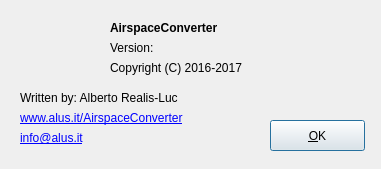
Qt form AirspaceConverterQt/aboutdialog.ui (alus-it/AirspaceConverter) before a commit.
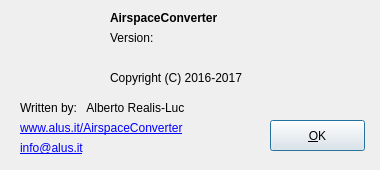
The same form after that commit. Icons and pictures are not drawn.

Commit message: Compile date and time in the Qt about dialog

Diff of the .ui file:
```diff
--- a/AirspaceConverterQt/aboutdialog.ui
+++ b/AirspaceConverterQt/aboutdialog.ui
@@ -6,8 +6,8 @@
    <rect>
     <x>0</x>
     <y>0</y>
-    <width>381</width>
-    <height>169</height>
+    <width>380</width>
+    <height>170</height>
    </rect>
   </property>
   <property name="sizePolicy">
@@ -18,14 +18,14 @@
   </property>
   <property name="minimumSize">
    <size>
-    <width>381</width>
-    <height>169</height>
+    <width>380</width>
+    <height>170</height>
    </size>
   </property>
   <property name="maximumSize">
    <size>
-    <width>381</width>
-    <height>169</height>
+    <width>380</width>
+    <height>170</height>
    </size>
   </property>
   <property name="contextMenuPolicy">
@@ -58,7 +58,7 @@
    <property name="geometry">
     <rect>
      <x>110</x>
-     <y>20</y>
+     <y>10</y>
      <width>161</width>
      <height>16</height>
     </rect>
@@ -77,7 +77,7 @@
    <property name="geometry">
     <rect>
      <x>110</x>
-     <y>40</y>
+     <y>30</y>
      <width>61</width>
      <height>16</height>
     </rect>
@@ -90,7 +90,7 @@
    <property name="geometry">
     <rect>
      <x>110</x>
-     <y>60</y>
+     <y>70</y>
      <width>221</width>
      <height>16</height>
     </rect>
@@ -103,8 +103,8 @@
    <property name="geometry">
     <rect>
      <x>20</x>
-     <y>90</y>
-     <width>211</width>
+     <y>100</y>
+     <width>291</width>
      <height>16</height>
     </rect>
    </property>
@@ -112,15 +112,15 @@
     <string>&lt;html&gt;&lt;head/&gt;&lt;body&gt;&lt;p&gt;AirspaceConverter author&lt;/p&gt;&lt;/body&gt;&lt;/html&gt;</string>
    </property>
    <property name="text">
-    <string>Written by: Alberto Realis-Luc</string>
+    <string>Written by:   Alberto Realis-Luc</string>
    </property>
   </widget>
   <widget class="QLabel" name="versionLabel">
    <property name="geometry">
     <rect>
-     <x>190</x>
-     <y>40</y>
-     <width>111</width>
+     <x>180</x>
+     <y>30</y>
+     <width>181</width>
      <height>16</height>
     </rect>
    </property>
@@ -138,7 +138,7 @@
    <property name="geometry">
     <rect>
      <x>20</x>
-     <y>110</y>
+     <y>120</y>
      <width>241</width>
      <height>16</height>
     </rect>
@@ -163,7 +163,7 @@
    <property name="geometry">
     <rect>
      <x>20</x>
-     <y>130</y>
+     <y>140</y>
      <width>241</width>
      <height>16</height>
     </rect>
@@ -206,6 +206,25 @@
     <bool>true</bool>
    </property>
   </widget>
+  <widget class="QLabel" name="compileDateLabel">
+   <property name="geometry">
+    <rect>
+     <x>110</x>
+     <y>50</y>
+     <width>261</width>
+     <height>16</height>
+    </rect>
+   </property>
+   <property name="toolTip">
+    <string>&lt;html&gt;&lt;head/&gt;&lt;body&gt;&lt;p&gt;This is the version of the current installed AirspaceConverter.&lt;/p&gt;&lt;p&gt;Check the website for newer versions.&lt;/p&gt;&lt;/body&gt;&lt;/html&gt;</string>
+   </property>
+   <property name="whatsThis">
+    <string>&lt;html&gt;&lt;head/&gt;&lt;body&gt;&lt;p&gt;&lt;br/&gt;&lt;/p&gt;&lt;/body&gt;&lt;/html&gt;</string>
+   </property>
+   <property name="text">
+    <string/>
+   </property>
+  </widget>
  </widget>
  <resources>
   <include location="resources.qrc"/>
```
The commit also changes 1 other file.
